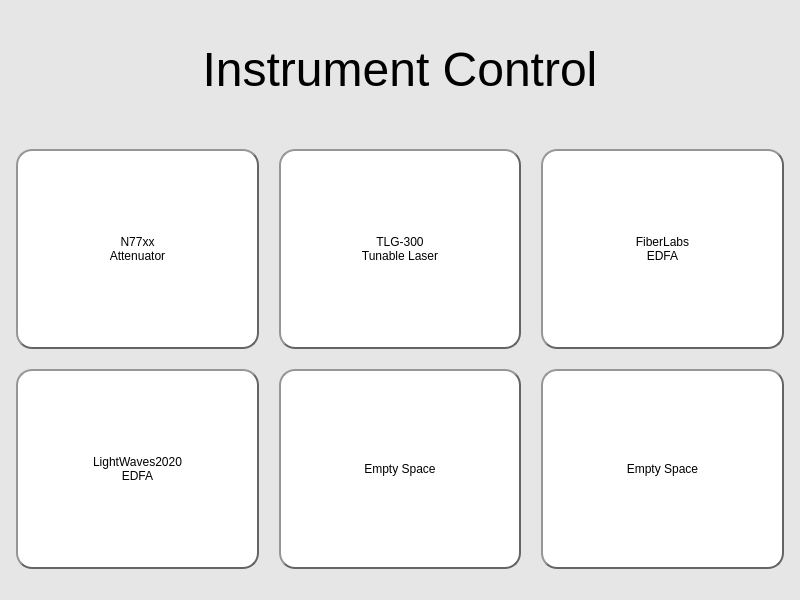
This is ICmain.ui in Logan-OC/Lab-Automation as Qt 5 draws it before an edit. The edited form follows.
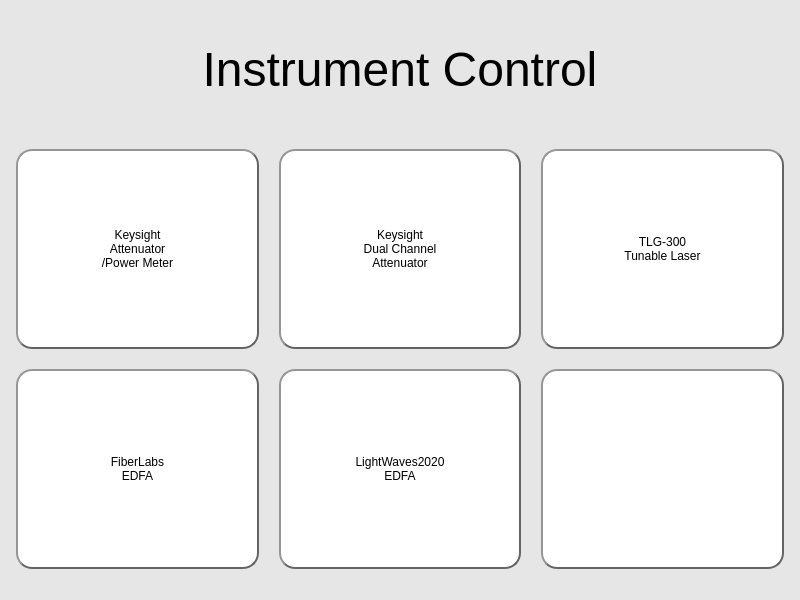
This is the edited form.

The edit to the form file:
```diff
--- a/ICmain.ui
+++ b/ICmain.ui
@@ -62,8 +62,9 @@
 </string>
       </property>
       <property name="text">
-       <string>TLG-300
-Tunable Laser</string>
+       <string>Keysight
+Dual Channel
+Attenuator</string>
       </property>
      </widget>
     </item>
@@ -99,7 +100,7 @@
 </string>
       </property>
       <property name="text">
-       <string>LightWaves2020
+       <string>FiberLabs
 EDFA</string>
       </property>
      </widget>
@@ -136,7 +137,8 @@
 </string>
       </property>
       <property name="text">
-       <string>Empty Space</string>
+       <string>LightWaves2020
+EDFA</string>
       </property>
      </widget>
     </item>
@@ -175,8 +177,9 @@
 </string>
       </property>
       <property name="text">
-       <string>N77xx
-Attenuator</string>
+       <string>Keysight
+Attenuator
+/Power Meter</string>
       </property>
      </widget>
     </item>
@@ -212,8 +215,8 @@
 </string>
       </property>
       <property name="text">
-       <string>FiberLabs
-EDFA</string>
+       <string>TLG-300
+Tunable Laser</string>
       </property>
      </widget>
     </item>
@@ -249,7 +252,7 @@
 </string>
       </property>
       <property name="text">
-       <string>Empty Space</string>
+       <string/>
       </property>
      </widget>
     </item>
```
Left out of the diff: 2 changed lines with no effect on the pictures.
